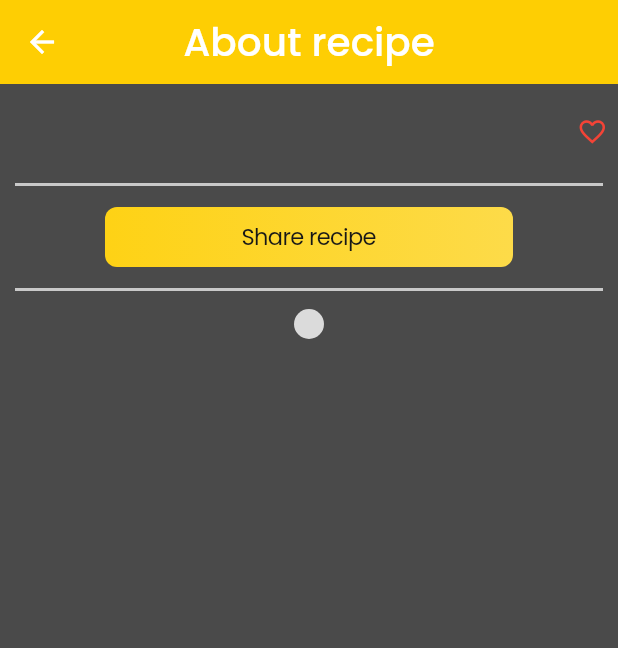
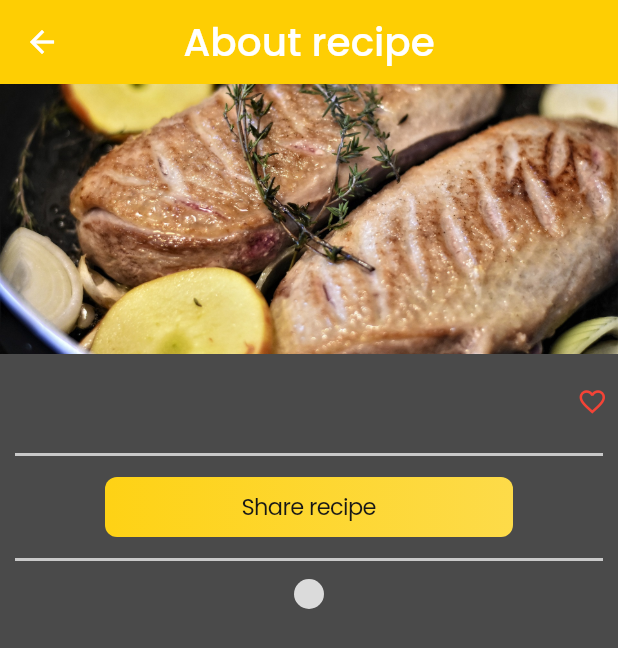
Before and after one commit to artyomIgg/tasty-cook, a Flutter app: the RecipeScreen screen opened directly with empty values, on a phone screen of 412 x 824 dp. Shown: the top 648 px of the screen. Run offline on Flutter 3.47's test engine with Material 2 defaults, Android fonts, the phone set to English and light mode, and no system bars; our stand-ins replace auto_route, bloc, dio, dropdown_button2, easy_localization, email_validator and 15 more; missing offline and left inert: html_editor_enhanced, mobile_scanner; accounts and stored records are empty; network calls fail.

Commit message:
add photo to recipe view

```diff
--- a/lib/screens/recipe_screen/recipe_screen_body.dart
+++ b/lib/screens/recipe_screen/recipe_screen_body.dart
@@ -45,6 +45,7 @@ class _RecipeScreenBodyState extends State<RecipeScreenBody> {
       child: SingleChildScrollView(
         child: Column(
           children: [
+            _photoContainer(context),
             const SizedBox(
               height: 10,
             ),
@@ -79,7 +80,8 @@ class _RecipeScreenBodyState extends State<RecipeScreenBody> {
             Padding(
               padding: const EdgeInsets.symmetric(horizontal: 70),
               child: MainButton(
-                  text: LocaleKeys.share_recipe.tr(), onPressed: () => _showDialog(context)),
+                  text: LocaleKeys.share_recipe.tr(),
+                  onPressed: () => _showDialog(context)),
             ),
             Padding(
                 padding: const EdgeInsets.symmetric(horizontal: 10),
@@ -96,6 +98,23 @@ class _RecipeScreenBodyState extends State<RecipeScreenBody> {
           ],
         ),
       ),
+    );
+  }
+
+  Widget _photoContainer(BuildContext context) {
+    final RecipeModel recipe = widget.recipe;
+    final image = recipe.imageUrl != null && recipe.imageUrl!.isNotEmpty
+        ? NetworkImage(recipe.imageUrl!)
+        : const AssetImage(constants.Assets.recipePreview);
+    return Container(
+      padding: const EdgeInsets.symmetric(vertical: 20),
+      alignment: Alignment.center,
+      height: 180,
+      decoration: BoxDecoration(
+          color: constants.Colors.white.withOpacity(.2),
+          image: DecorationImage(
+                  image: image as ImageProvider<Object>, fit: BoxFit.cover)
+              ),
     );
   }
 
```
